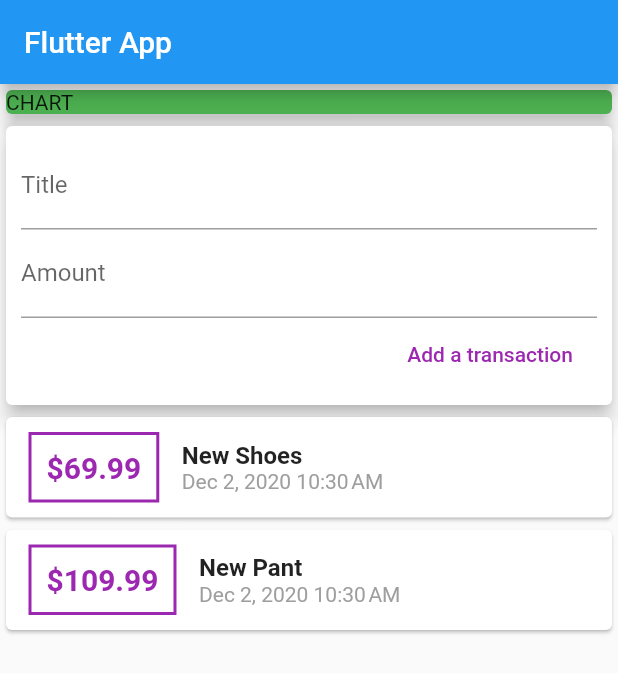
After one commit to adamjweil/Personal_expense_Fluttter, a Flutter app: the screen it shows after launch, on a phone screen of 412 x 824 dp. The commit adds this screen. Shown: the top 673 px of the screen. Run offline on Flutter 3.47's test engine with Material 2 defaults, Android fonts, the phone set to English and light mode, and no system bars.

Commit message:
added srollable list

```diff
--- /dev/null
+++ b/lib/widgets/new_transaction.dart
@@ -0,0 +1,49 @@
+import 'package:flutter/material.dart';
+
+class NewTransaction extends StatelessWidget {
+  // const NewTransaction({Key key}) : super(key: key);
+  final titleController = TextEditingController();
+  final amountController = TextEditingController();
+  final Function addTx;
+
+  NewTransaction(this.addTx);
+
+  @override
+  Widget build(BuildContext context) {
+    return Card(
+      elevation: 5,
+      child: Container(
+        padding: EdgeInsets.all(10),
+        child: Column(
+          crossAxisAlignment: CrossAxisAlignment.end,
+          children: <Widget>[
+            TextField(
+              decoration: InputDecoration(labelText: 'Title'),
+              controller: titleController,
+              // onChanged: (val) {
+              //   titleInput = val;
+              // },
+            ),
+            TextField(
+              decoration: InputDecoration(labelText: 'Amount'),
+              controller: amountController,
+              // onChanged: (val) => amountInput = val,
+            ),
+            FlatButton(
+              child: Text(
+                'Add a transaction',
+              ),
+              textColor: Colors.purple,
+              onPressed: () {
+                addTx(
+                    titleController.text,
+                    double.parse(amountController.text),
+                    );
+              },
+            ),
+          ],
+        ),
+      ),
+    );
+  }
+}
--- /dev/null
+++ b/lib/widgets/transaction_list.dart
@@ -0,0 +1,66 @@
+import 'package:flutter/material.dart';
+import '../models/transaction.dart';
+import 'package:intl/intl.dart';
+
+class TransactionList extends StatelessWidget {
+  final List<Transaction> transactions;
+
+  TransactionList(this.transactions);
+
+  @override
+  Widget build(BuildContext context) {
+    return Container(
+      height: 300,
+      child: SingleChildScrollView(
+      child: Column(
+        children: transactions.map((tx) {
+          return Card(
+            child: Row(
+              children: <Widget>[
+                Container(
+                  margin: EdgeInsets.symmetric(
+                    vertical: 10,
+                    horizontal: 15,
+                  ),
+                  decoration: BoxDecoration(
+                    border: Border.all(
+                      color: Colors.purple,
+                      width: 2,
+                    ),
+                  ),
+                  padding: EdgeInsets.all(10),
+                  child: Text(
+                    '\$${tx.amount}',
+                    style: TextStyle(
+                      fontWeight: FontWeight.bold,
+                      fontSize: 20,
+                      color: Colors.purple,
+                    ),
+                  ),
+                ),
+                Column(
+                  crossAxisAlignment: CrossAxisAlignment.start,
+                  children: <Widget>[
+                    Text(
+                      tx.title,
+                      style: TextStyle(
+                        fontSize: 16,
+                        fontWeight: FontWeight.bold,
+                      ),
+                    ),
+                    Text(
+                      DateFormat.yMMMd().add_jm().format(tx.date),
+                      style: TextStyle(color: Colors.grey),
+                    ),
+                  ],
+                ),
+              ],
+            ),
+
+          );
+        }).toList(),
+      ),
+      ),
+    );
+  }
+}
--- /dev/null
+++ b/lib/widgets/user_transactions.dart
@@ -0,0 +1,50 @@
+import 'package:flutter/material.dart';
+import 'transaction_list.dart';
+import './new_transaction.dart';
+import '../models/transaction.dart';
+
+class UserTransactions extends StatefulWidget {
+  // _userTransactions({Key key}) : super(key: key);
+
+  @override
+  _UserTransactionsState createState() => _UserTransactionsState();
+}
+
+class _UserTransactionsState extends State<UserTransactions> {
+  final List<Transaction> _userTransactions = [
+    Transaction(
+      id: 't1',
+      title: "New Shoes",
+      amount: 69.99,
+      date: DateTime.now(),
+    ),
+    Transaction(
+      id: 't2',
+      title: "New Pant",
+      amount: 109.99,
+      date: DateTime.now(),
+    ),
+  ];
+
+  void _addNewTransaction(String txTitle, double txAmount) {
+    final newTx = Transaction(
+        title: txTitle,
+        amount: txAmount,
+        date: DateTime.now(),
+        id: DateTime.now().toString());
+
+    setState(() {
+      _userTransactions.add(newTx);
+    });
+  }
+
+  @override
+  Widget build(BuildContext context) {
+    return Column(
+      children: <Widget>[
+        NewTransaction(_addNewTransaction),
+        TransactionList(_userTransactions),
+      ],
+    );
+  }
+}
```
Also changed, not shown: lib/main.dart (+10 -85 lines), lib/models/transaction.dart (renamed from lib/transaction.dart).
